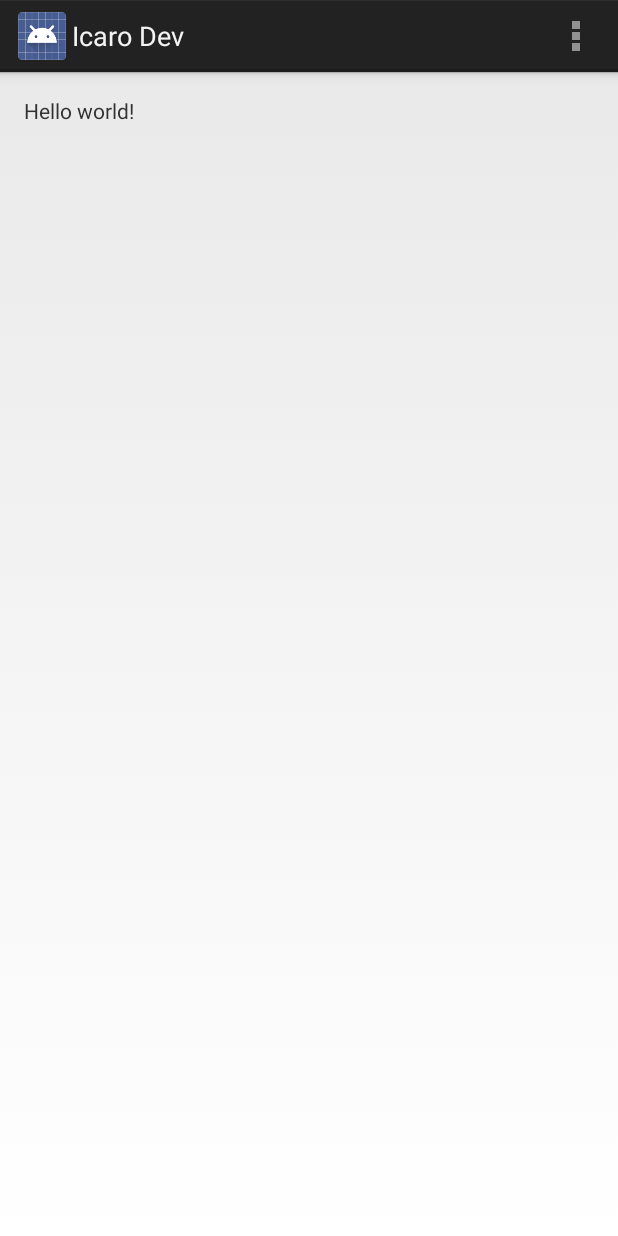
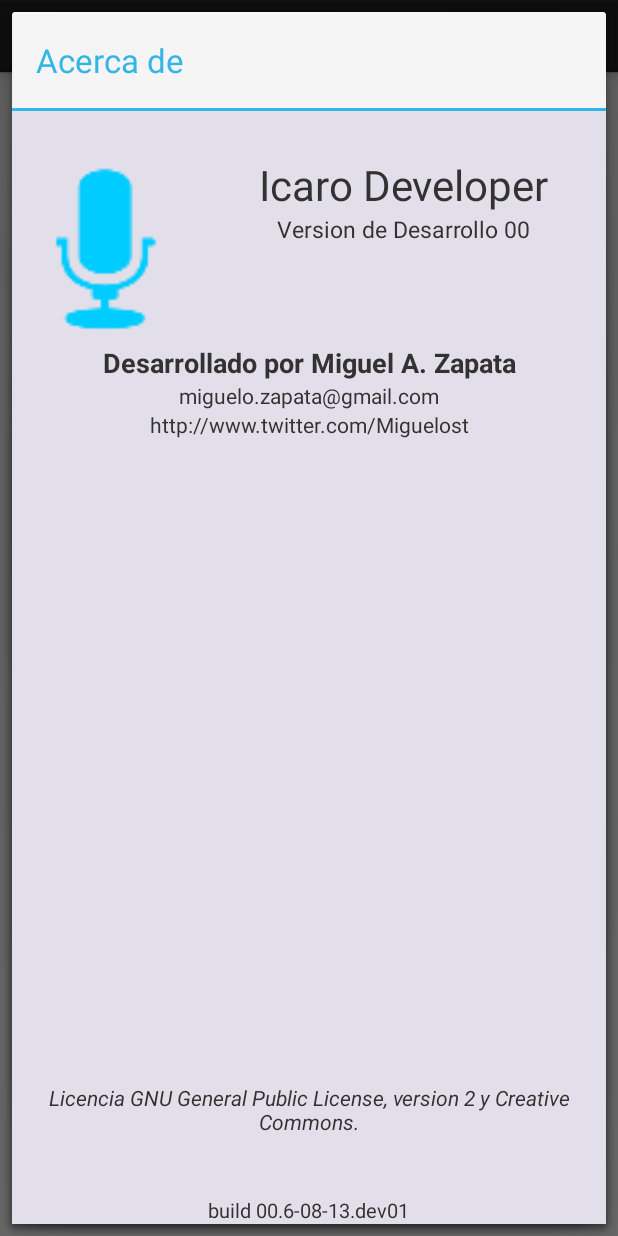
Before and after one commit to movibe/Icaro-Android-Studio, an Android app: the screen it shows after launch (MainActivity), in the options menu, after a tap on "Acerca de", on a phone screen of 412 x 824 dp. Run offline under Robolectric (Android 15) with nearby library versions, the light colour scheme and no system bars.

Commit message:
Implementado "Acerca De"

```diff
--- a/Icaro/src/main/java/m/zapata/icaro/Dialogo_AcercaDe.java
+++ b/Icaro/src/main/java/m/zapata/icaro/Dialogo_AcercaDe.java
@@ -1,9 +1,23 @@
 package m.zapata.icaro;
+
+import android.app.Dialog;
+import android.content.Context;
+import android.os.Bundle;
 
 /**
  * Created by miguelo on 07-08-13.
  */
-public class Dialogo_AcercaDe {
+public class Dialogo_AcercaDe extends Dialog {
+    private static Context mContext = null;
 
+    public Dialogo_AcercaDe(Context context) {
+        super(context);
+        mContext = context;
+    }
+
+    @Override
+    public void onCreate(Bundle savedInstanceState) {
+        setContentView(R.layout.acerca_de);
+    }
 
 }
--- a/Icaro/src/main/java/m/zapata/icaro/MainActivity.java
+++ b/Icaro/src/main/java/m/zapata/icaro/MainActivity.java
@@ -29,11 +29,13 @@ public class MainActivity extends Activity {
                 Intent intent = new Intent();
                 intent.setClass(MainActivity.this, ManejoPreferencias.class);
                 startActivityForResult(intent, 0);
-                return true;
+                break;
 
             case R.id.acerca_de:
-                /* TODO: establecer mensaje "Acerca de" */
-                return true;
+                Dialogo_AcercaDe acercaDe = new Dialogo_AcercaDe(this);
+                acercaDe.setTitle(R.string.acerca_de);
+                acercaDe.show();
+                break;
         }
         return (super.onOptionsItemSelected(item));
     }
--- /dev/null
+++ b/Icaro/src/main/res/layout-sw320dp/acerca_de.xml
@@ -0,0 +1,98 @@
+<?xml version="1.0" encoding="utf-8"?>
+
+<RelativeLayout xmlns:android="http://schemas.android.com/apk/res/android"
+                android:layout_width="match_parent"
+                android:layout_height="match_parent"
+                android:background="#e2dfea">
+
+    <ImageView
+            android:layout_width="wrap_content"
+            android:layout_height="wrap_content"
+            android:id="@+id/icono_aplicacion"
+            android:src="@drawable/ic_launcher"
+            android:scaleType="fitXY"
+            android:minHeight="125dp"
+            android:minWidth="125dp"
+            android:layout_alignParentTop="true"
+            android:layout_alignParentLeft="true"
+            android:layout_marginTop="30dp"/>
+
+    <TextView
+            android:layout_width="match_parent"
+            android:layout_height="wrap_content"
+            android:id="@+id/t_NombreAplicacion"
+            android:textSize="28dp"
+            android:textAlignment="center"
+            android:gravity="center_horizontal"
+            android:text="@string/app_name"
+            android:layout_alignTop="@+id/icono_aplicacion"
+            android:layout_toRightOf="@+id/icono_aplicacion"/>
+
+    <TextView
+            android:layout_width="match_parent"
+            android:layout_height="wrap_content"
+            android:text="@string/version"
+            android:id="@+id/t_Version"
+            android:textSize="15dp"
+            android:textAlignment="center"
+            android:gravity="center"
+            android:layout_below="@+id/t_NombreAplicacion"
+            android:layout_toRightOf="@+id/icono_aplicacion"/>
+
+    <TextView
+            android:layout_width="wrap_content"
+            android:layout_height="wrap_content"
+            android:text="@string/build"
+            android:id="@+id/t_Build"
+            android:layout_alignParentBottom="true"
+            android:layout_centerHorizontal="true"
+            android:gravity="clip_vertical"
+            android:textSize="13dp"
+            android:phoneNumber="false"
+            android:typeface="sans"/>
+
+    <TextView
+            android:layout_width="match_parent"
+            android:layout_height="wrap_content"
+            android:text="@string/comentario_version"
+            android:id="@+id/t_Comentario"
+            android:singleLine="false"
+            android:textSize="14dp"
+            android:textStyle="italic"
+            android:gravity="center"
+            android:layout_above="@+id/t_Build"
+            android:layout_alignParentLeft="true"
+            android:layout_marginBottom="40dp"/>
+
+    <TextView
+            android:layout_width="match_parent"
+            android:layout_height="wrap_content"
+            android:text="@string/mail"
+            android:id="@+id/t_Mail"
+            android:textSize="14dp"
+            android:gravity="center"
+            android:layout_below="@+id/t_NombreDesarrollador"
+            android:layout_centerHorizontal="true"/>
+
+    <TextView
+            android:layout_width="match_parent"
+            android:layout_height="wrap_content"
+            android:text="@string/desarrollado_por"
+            android:id="@+id/t_NombreDesarrollador"
+            android:textSize="18dp"
+            android:typeface="normal"
+            android:textStyle="bold"
+            android:gravity="center"
+            android:layout_below="@+id/icono_aplicacion"
+            android:layout_alignParentLeft="true"/>
+
+    <TextView
+            android:layout_width="match_parent"
+            android:layout_height="wrap_content"
+            android:text="@string/twitter"
+            android:id="@+id/t_Twitter"
+            android:textSize="14dp"
+            android:gravity="center"
+            android:layout_below="@+id/t_Mail"
+            android:layout_centerHorizontal="true"/>
+</RelativeLayout>
--- /dev/null
+++ b/Icaro/src/main/res/layout-sw320dp/activity_main.xml
@@ -0,0 +1,16 @@
+<RelativeLayout xmlns:android="http://schemas.android.com/apk/res/android"
+                xmlns:tools="http://schemas.android.com/tools"
+                android:layout_width="match_parent"
+                android:layout_height="match_parent"
+                android:paddingLeft="@dimen/activity_horizontal_margin"
+                android:paddingRight="@dimen/activity_horizontal_margin"
+                android:paddingTop="@dimen/activity_vertical_margin"
+                android:paddingBottom="@dimen/activity_vertical_margin"
+                tools:context=".MainActivity">
+
+    <TextView
+            android:layout_width="wrap_content"
+            android:layout_height="wrap_content"
+            android:text="@string/hello_world"/>
+
+</RelativeLayout>
--- /dev/null
+++ b/Icaro/src/main/res/layout-sw480dp/acerca_de.xml
@@ -0,0 +1,98 @@
+<?xml version="1.0" encoding="utf-8"?>
+
+<RelativeLayout xmlns:android="http://schemas.android.com/apk/res/android"
+                android:layout_width="match_parent"
+                android:layout_height="match_parent"
+                android:background="#e2dfea">
+
+    <ImageView
+            android:layout_width="wrap_content"
+            android:layout_height="wrap_content"
+            android:id="@id/icono_aplicacion"
+            android:src="@drawable/ic_launcher"
+            android:scaleType="fitXY"
+            android:minHeight="150dp"
+            android:minWidth="150dp"
+            android:layout_alignParentTop="true"
+            android:layout_alignParentLeft="true"
+            android:layout_marginTop="30dp"/>
+
+    <TextView
+            android:layout_width="match_parent"
+            android:layout_height="wrap_content"
+            android:id="@id/t_NombreAplicacion"
+            android:textSize="35dp"
+            android:textAlignment="center"
+            android:gravity="center_horizontal"
+            android:text="@string/app_name"
+            android:layout_alignTop="@id/icono_aplicacion"
+            android:layout_toRightOf="@id/icono_aplicacion"/>
+
+    <TextView
+            android:layout_width="match_parent"
+            android:layout_height="wrap_content"
+            android:text="@string/version"
+            android:id="@id/t_Version"
+            android:textSize="20dp"
+            android:textAlignment="center"
+            android:gravity="center"
+            android:layout_below="@id/t_NombreAplicacion"
+            android:layout_toRightOf="@id/icono_aplicacion"/>
+
+    <TextView
+            android:layout_width="wrap_content"
+            android:layout_height="wrap_content"
+            android:text="@string/build"
+            android:id="@id/t_Build"
+            android:layout_alignParentBottom="true"
+            android:layout_centerHorizontal="true"
+            android:gravity="clip_vertical"
+            android:textSize="17dp"
+            android:phoneNumber="false"
+            android:typeface="sans"/>
+
+    <TextView
+            android:layout_width="match_parent"
+            android:layout_height="wrap_content"
+            android:text="@string/comentario_version"
+            android:id="@id/t_Comentario"
+            android:singleLine="false"
+            android:textSize="17dp"
+            android:textStyle="italic"
+            android:gravity="center"
+            android:layout_above="@id/t_Build"
+            android:layout_alignParentLeft="true"
+            android:layout_marginBottom="40dp"/>
+
+    <TextView
+            android:layout_width="match_parent"
+            android:layout_height="wrap_content"
+            android:text="@string/mail"
+            android:id="@id/t_Mail"
+            android:textSize="19dp"
+            android:gravity="center"
+            android:layout_below="@id/t_NombreDesarrollador"
+            android:layout_centerHorizontal="true"/>
+
+    <TextView
+            android:layout_width="match_parent"
+            android:layout_height="wrap_content"
+            android:text="@string/desarrollado_por"
+            android:id="@id/t_NombreDesarrollador"
+            android:textSize="23dp"
+            android:typeface="normal"
+            android:textStyle="bold"
+            android:gravity="center"
+            android:layout_below="@id/icono_aplicacion"
+            android:layout_alignParentLeft="true"/>
+
+    <TextView
+            android:layout_width="match_parent"
+            android:layout_height="wrap_content"
+            android:text="@string/twitter"
+            android:id="@id/t_Twitter"
+            android:textSize="19dp"
+            android:gravity="center"
+            android:layout_below="@id/t_Mail"
+            android:layout_centerHorizontal="true"/>
+</RelativeLayout>
--- /dev/null
+++ b/Icaro/src/main/res/layout-sw480dp/activity_main.xml
@@ -0,0 +1,16 @@
+<RelativeLayout xmlns:android="http://schemas.android.com/apk/res/android"
+                xmlns:tools="http://schemas.android.com/tools"
+                android:layout_width="match_parent"
+                android:layout_height="match_parent"
+                android:paddingLeft="@dimen/activity_horizontal_margin"
+                android:paddingRight="@dimen/activity_horizontal_margin"
+                android:paddingTop="@dimen/activity_vertical_margin"
+                android:paddingBottom="@dimen/activity_vertical_margin"
+                tools:context=".MainActivity">
+
+    <TextView
+            android:layout_width="wrap_content"
+            android:layout_height="wrap_content"
+            android:text="@string/hello_world"/>
+
+</RelativeLayout>
--- /dev/null
+++ b/Icaro/src/main/res/layout-sw600dp/acerca_de.xml
@@ -0,0 +1,98 @@
+<?xml version="1.0" encoding="utf-8"?>
+
+<RelativeLayout xmlns:android="http://schemas.android.com/apk/res/android"
+                android:layout_width="match_parent"
+                android:layout_height="match_parent"
+                android:background="#e2dfea">
+
+    <ImageView
+            android:layout_width="wrap_content"
+            android:layout_height="wrap_content"
+            android:id="@id/icono_aplicacion"
+            android:src="@drawable/ic_launcher"
+            android:scaleType="fitXY"
+            android:minHeight="190dp"
+            android:minWidth="190dp"
+            android:layout_alignParentTop="true"
+            android:layout_alignParentLeft="true"
+            android:layout_marginTop="30dp"/>
+
+    <TextView
+            android:layout_width="match_parent"
+            android:layout_height="wrap_content"
+            android:id="@id/t_NombreAplicacion"
+            android:textSize="45dp"
+            android:textAlignment="center"
+            android:gravity="center_horizontal"
+            android:text="@string/app_name"
+            android:layout_alignTop="@id/icono_aplicacion"
+            android:layout_toRightOf="@id/icono_aplicacion"/>
+
+    <TextView
+            android:layout_width="match_parent"
+            android:layout_height="wrap_content"
+            android:text="@string/version"
+            android:id="@id/t_Version"
+            android:textSize="25dp"
+            android:textAlignment="center"
+            android:gravity="center"
+            android:layout_below="@id/t_NombreAplicacion"
+            android:layout_toRightOf="@id/icono_aplicacion"/>
+
+    <TextView
+            android:layout_width="wrap_content"
+            android:layout_height="wrap_content"
+            android:text="@string/build"
+            android:id="@id/t_Build"
+            android:layout_alignParentBottom="true"
+            android:layout_centerHorizontal="true"
+            android:gravity="clip_vertical"
+            android:textSize="25dp"
+            android:phoneNumber="false"
+            android:typeface="sans"/>
+
+    <TextView
+            android:layout_width="match_parent"
+            android:layout_height="wrap_content"
+            android:text="@string/comentario_version"
+            android:id="@id/t_Comentario"
+            android:singleLine="false"
+            android:textSize="25dp"
+            android:textStyle="italic"
+            android:gravity="center"
+            android:layout_above="@id/t_Build"
+            android:layout_alignParentLeft="true"
+            android:layout_marginBottom="40dp"/>
+
+    <TextView
+            android:layout_width="match_parent"
+            android:layout_height="wrap_content"
+            android:text="@string/mail"
+            android:id="@id/t_Mail"
+            android:textSize="23dp"
+            android:gravity="center"
+            android:layout_below="@id/t_NombreDesarrollador"
+            android:layout_centerHorizontal="true"/>
+
+    <TextView
+            android:layout_width="match_parent"
+            android:layout_height="wrap_content"
+            android:text="@string/desarrollado_por"
+            android:id="@id/t_NombreDesarrollador"
+            android:textSize="27dp"
+            android:typeface="normal"
+            android:textStyle="bold"
+            android:gravity="center"
+            android:layout_below="@id/icono_aplicacion"
+            android:layout_alignParentLeft="true"/>
+
+    <TextView
+            android:layout_width="match_parent"
+            android:layout_height="wrap_content"
+            android:text="@string/twitter"
+            android:id="@id/t_Twitter"
+            android:textSize="23dp"
+            android:gravity="center"
+            android:layout_below="@id/t_Mail"
+            android:layout_centerHorizontal="true"/>
+</RelativeLayout>
--- /dev/null
+++ b/Icaro/src/main/res/layout-sw600dp/activity_main.xml
@@ -0,0 +1,16 @@
+<RelativeLayout xmlns:android="http://schemas.android.com/apk/res/android"
+                xmlns:tools="http://schemas.android.com/tools"
+                android:layout_width="match_parent"
+                android:layout_height="match_parent"
+                android:paddingLeft="@dimen/activity_horizontal_margin"
+                android:paddingRight="@dimen/activity_horizontal_margin"
+                android:paddingTop="@dimen/activity_vertical_margin"
+                android:paddingBottom="@dimen/activity_vertical_margin"
+                tools:context=".MainActivity">
+
+    <TextView
+            android:layout_width="wrap_content"
+            android:layout_height="wrap_content"
+            android:text="@string/hello_world"/>
+
+</RelativeLayout>
--- /dev/null
+++ b/Icaro/src/main/res/layout-sw720dp/acerca_de.xml
@@ -0,0 +1,98 @@
+<?xml version="1.0" encoding="utf-8"?>
+
+<RelativeLayout xmlns:android="http://schemas.android.com/apk/res/android"
+                android:layout_width="match_parent"
+                android:layout_height="match_parent"
+                android:background="#e2dfea">
+
+    <ImageView
+            android:layout_width="wrap_content"
+            android:layout_height="wrap_content"
+            android:id="@id/icono_aplicacion"
+            android:src="@drawable/ic_launcher"
+            android:scaleType="fitXY"
+            android:minHeight="260dp"
+            android:minWidth="260dp"
+            android:layout_alignParentTop="true"
+            android:layout_alignParentLeft="true"
+            android:layout_marginTop="30dp"/>
+
+    <TextView
+            android:layout_width="match_parent"
+            android:layout_height="wrap_content"
+            android:id="@id/t_NombreAplicacion"
+            android:textSize="60dp"
+            android:textAlignment="center"
+            android:gravity="center_horizontal"
+            android:text="@string/app_name"
+            android:layout_alignTop="@id/icono_aplicacion"
+            android:layout_toRightOf="@id/icono_aplicacion"/>
+
+    <TextView
+            android:layout_width="match_parent"
+            android:layout_height="wrap_content"
+            android:text="@string/version"
+            android:id="@id/t_Version"
+            android:textSize="33dp"
+            android:textAlignment="center"
+            android:gravity="center"
+            android:layout_below="@id/t_NombreAplicacion"
+            android:layout_toRightOf="@id/icono_aplicacion"/>
+
+    <TextView
+            android:layout_width="wrap_content"
+            android:layout_height="wrap_content"
+            android:text="@string/build"
+            android:id="@id/t_Build"
+            android:layout_alignParentBottom="true"
+            android:layout_centerHorizontal="true"
+            android:gravity="clip_vertical"
+            android:textSize="28dp"
+            android:phoneNumber="false"
+            android:typeface="sans"/>
+
+    <TextView
+            android:layout_width="match_parent"
+            android:layout_height="wrap_content"
+            android:text="@string/comentario_version"
+            android:id="@id/t_Comentario"
+            android:singleLine="false"
+            android:textSize="35dp"
+            android:textStyle="italic"
+            android:gravity="center"
+            android:layout_above="@id/t_Build"
+            android:layout_alignParentLeft="true"
+            android:layout_marginBottom="40dp"/>
+
+    <TextView
+            android:layout_width="match_parent"
+            android:layout_height="wrap_content"
+            android:text="@string/mail"
+            android:id="@id/t_Mail"
+            android:textSize="28dp"
+            android:gravity="center"
+            android:layout_below="@id/t_NombreDesarrollador"
+            android:layout_centerHorizontal="true"/>
+
+    <TextView
+            android:layout_width="match_parent"
+            android:layout_height="wrap_content"
+            android:text="@string/desarrollado_por"
+            android:id="@id/t_NombreDesarrollador"
+            android:textSize="35dp"
+            android:typeface="normal"
+            android:textStyle="bold"
+            android:gravity="center"
+            android:layout_below="@id/icono_aplicacion"
+            android:layout_alignParentLeft="true"/>
+
+    <TextView
+            android:layout_width="match_parent"
+            android:layout_height="wrap_content"
+            android:text="@string/twitter"
+            android:id="@id/t_Twitter"
+            android:textSize="28dp"
+            android:gravity="center"
+            android:layout_below="@id/t_Mail"
+            android:layout_centerHorizontal="true"/>
+</RelativeLayout>
--- /dev/null
+++ b/Icaro/src/main/res/layout-sw720dp/activity_main.xml
@@ -0,0 +1,16 @@
+<RelativeLayout xmlns:android="http://schemas.android.com/apk/res/android"
+                xmlns:tools="http://schemas.android.com/tools"
+                android:layout_width="match_parent"
+                android:layout_height="match_parent"
+                android:paddingLeft="@dimen/activity_horizontal_margin"
+                android:paddingRight="@dimen/activity_horizontal_margin"
+                android:paddingTop="@dimen/activity_vertical_margin"
+                android:paddingBottom="@dimen/activity_vertical_margin"
+                tools:context=".MainActivity">
+
+    <TextView
+            android:layout_width="wrap_content"
+            android:layout_height="wrap_content"
+            android:text="@string/hello_world"/>
+
+</RelativeLayout>
--- a/Icaro/src/main/res/layout/activity_main.xml
+++ /dev/null
@@ -1,16 +0,0 @@
-<RelativeLayout xmlns:android="http://schemas.android.com/apk/res/android"
-    xmlns:tools="http://schemas.android.com/tools"
-    android:layout_width="match_parent"
-    android:layout_height="match_parent"
-    android:paddingLeft="@dimen/activity_horizontal_margin"
-    android:paddingRight="@dimen/activity_horizontal_margin"
-    android:paddingTop="@dimen/activity_vertical_margin"
-    android:paddingBottom="@dimen/activity_vertical_margin"
-    tools:context=".MainActivity">
-
-    <TextView
-        android:layout_width="wrap_content"
-        android:layout_height="wrap_content"
-        android:text="@string/hello_world" />
-
-</RelativeLayout>
--- /dev/null
+++ b/Icaro/src/main/res/raw/legal.txt
@@ -0,0 +1,6 @@
+Software con licencia GNU General Public License, version 2,
+y con licencia Creative Commons.
+
+La presente version es unicamente para pruebas y testeo de funcionalidades,
+dado que corresponde a una version en desarrollo.
+No se recomienda aun su uso para el dia a dia.
--- a/Icaro/src/main/res/values/strings.xml
+++ b/Icaro/src/main/res/values/strings.xml
@@ -1,7 +1,17 @@
 <?xml version="1.0" encoding="utf-8"?>
 <resources>
 
-    <string name="app_name">Icaro Dev</string>
+    <string name="app_name">Icaro Developer</string>
+    <string name="version">Version de Desarrollo 00</string>
+    <string name="build">build 00.6-08-13.dev01</string>
+
+    <string name="desarrollado_por">Desarrollado por Miguel A. Zapata</string>
+    <string name="mail">miguelo.zapata@gmail.com</string>
+    <string name="twitter">http://www.twitter.com/Miguelost</string>
+    <string name="comentario_version">Licencia GNU General Public License, version 2 y Creative
+        Commons.
+    </string>
+
 
     <string name="action_settings">Ajustes</string>
     <string name="acerca_de">Acerca de</string>
@@ -12,9 +22,6 @@
 
     <string name="aceptar">Aceptar</string>
 
-    <string name="version">Version de Desarrollo 00</string>
-    <string name="comentario_version">Version para inestable del software, para pruebas de funcionalidades</string>
-    <string name="build">build 00.6-08-13.dev01</string>
 
 
 
```
